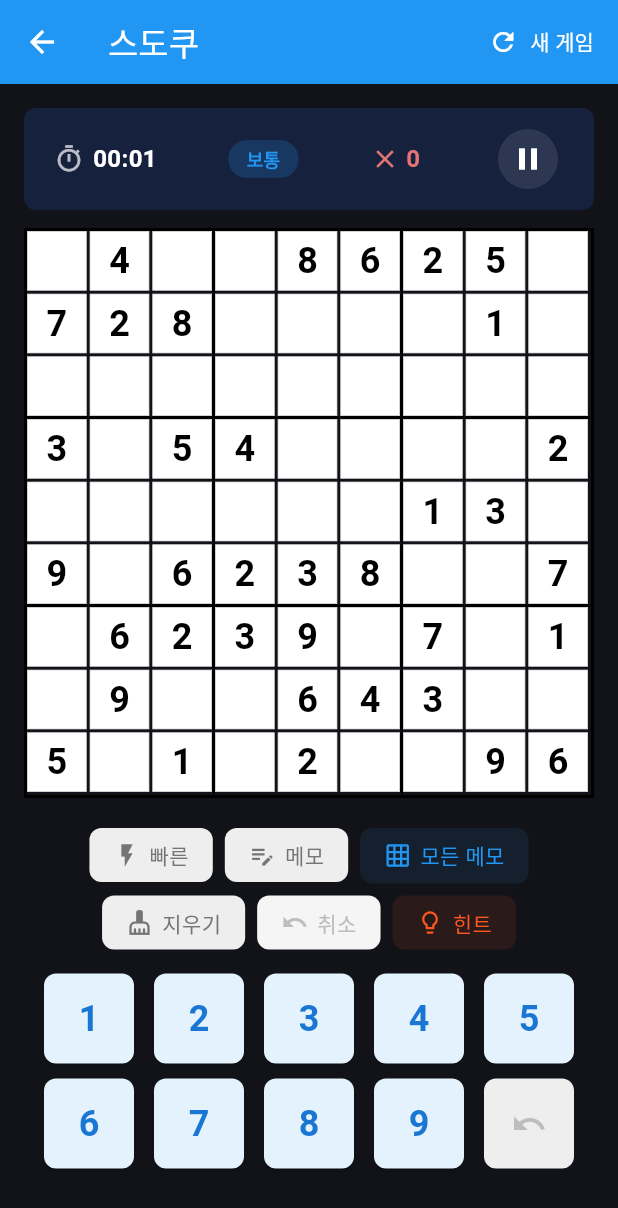
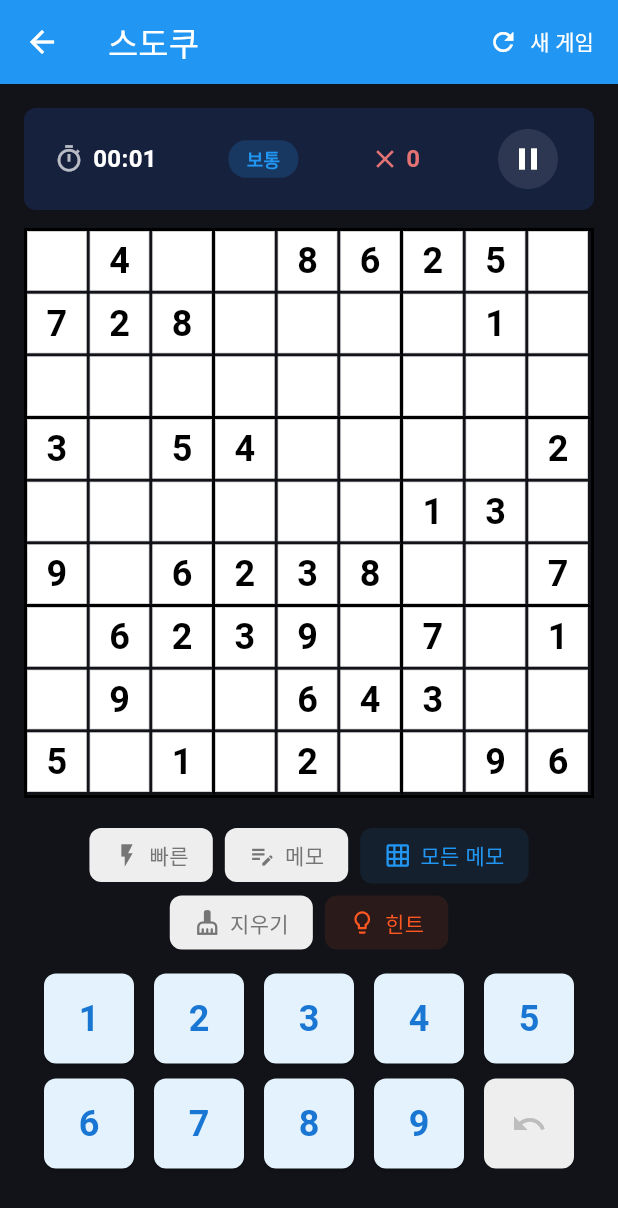
Before and after one commit to mhpark03/games, a Flutter app: the GameScreen screen opened directly, on a phone screen of 412 x 824 dp. Shown: the top 1208 px of the screen. Run offline on Flutter 3.47's test engine with Material 3 defaults, Android fonts, the phone set to English and light mode, and no system bars; our stand-ins replace shared_preferences; accounts and stored records are empty.

Commit message:
컨트롤 패널에서 중복된 취소 버튼 제거
- 힌트 옆 취소 버튼 제거 (상단 취소 버튼과 중복)
- 사용하지 않는 _buildUndoFeatureButton 메서드 삭제
- 다른 게임들과 일관성 유지

```diff
--- a/lib/games/sudoku/widgets/game_control_panel.dart
+++ b/lib/games/sudoku/widgets/game_control_panel.dart
@@ -343,11 +343,6 @@ class GameControlPanelState extends State<GameControlPanel> {
           activeColor: Colors.red,
           onTap: toggleEraseMode,
         ),
-        _buildUndoFeatureButton(
-          icon: Icons.undo,
-          label: '취소',
-          onTap: widget.canUndo ? widget.onUndo : null,
-        ),
         _buildFeatureButton(
           icon: Icons.lightbulb_outline,
           label: '힌트',
@@ -435,41 +430,4 @@ class GameControlPanelState extends State<GameControlPanel> {
     );
   }
 
-  Widget _buildUndoFeatureButton({
-    required IconData icon,
-    required String label,
-    required VoidCallback? onTap,
-  }) {
-    final isEnabled = onTap != null;
-    final color = isEnabled ? Colors.grey.shade700 : Colors.grey.shade400;
-
-    return InkWell(
-      onTap: onTap,
-      child: Container(
-        padding: EdgeInsets.symmetric(
-          horizontal: widget.isCompact ? 12 : 16,
-          vertical: widget.isCompact ? 6 : 8,
-        ),
-        decoration: BoxDecoration(
-          color: isEnabled ? Colors.grey.shade200 : Colors.grey.shade100,
-          borderRadius: BorderRadius.circular(8),
-        ),
-        child: Row(
-          mainAxisSize: MainAxisSize.min,
-          children: [
-            Icon(icon, size: widget.isCompact ? 16 : 18, color: color),
-            const SizedBox(width: 6),
-            Text(
-              label,
-              style: TextStyle(
-                color: color,
-                fontWeight: FontWeight.w500,
-                fontSize: widget.isCompact ? 12 : 14,
-              ),
-            ),
-          ],
-        ),
-      ),
-    );
-  }
 }
```
